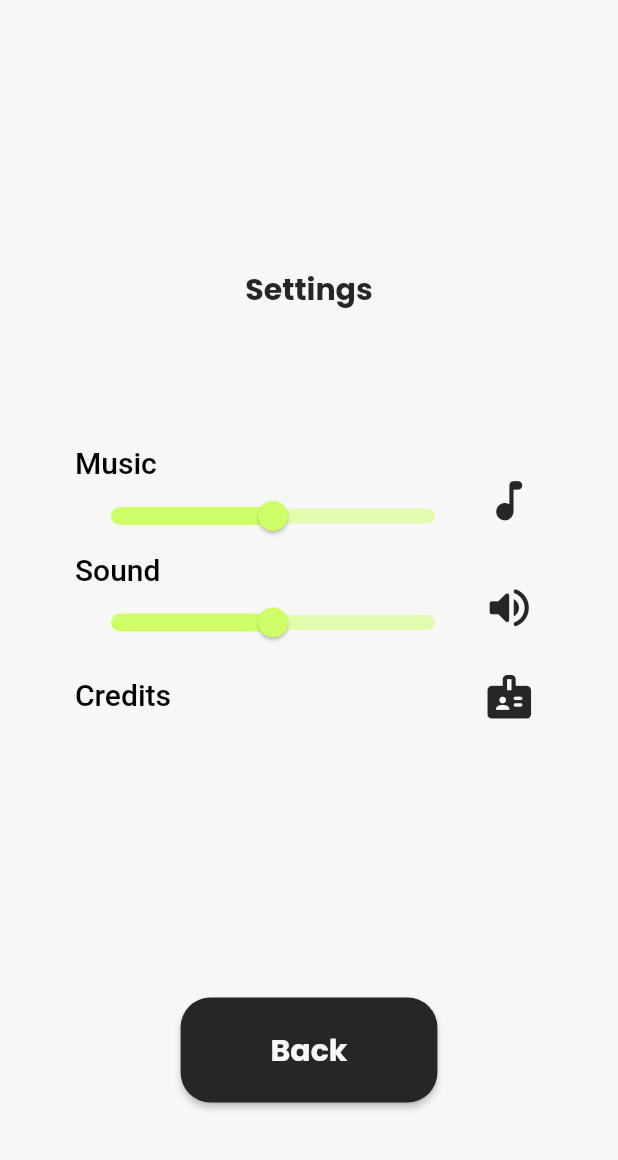
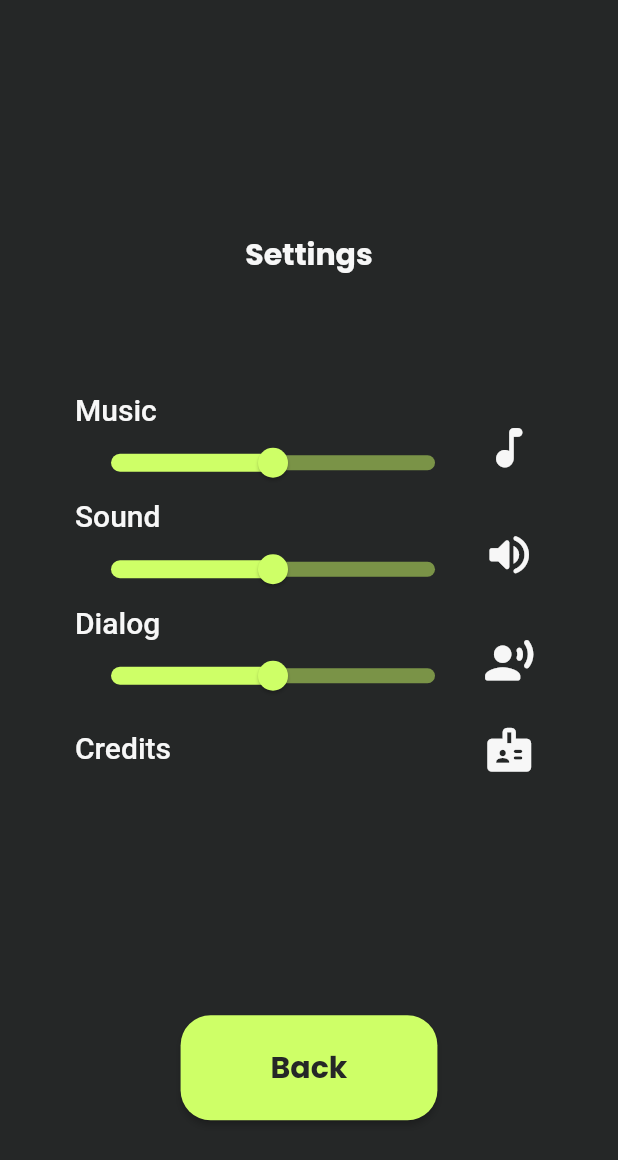
Before and after one commit to RaulSangosto/flip_it, a Flutter app: the OptionsPage screen opened by its route, on a phone screen of 412 x 824 dp. Shown: the top 1160 px of the screen. Run offline on Flutter 3.47's test engine with Material 2 defaults, Android fonts, the light colour scheme and no system bars; our stand-ins replace animated_text_kit, audioplayers, bloc, flip_card, flutter_bloc, go_router and 1 more; missing offline and left inert: circular_reveal_animation.

Commit message:
Feature: options redesign

```diff
--- a/lib/src/options/pages/option_page.dart
+++ b/lib/src/options/pages/option_page.dart
@@ -11,6 +11,7 @@ class OptionsPage extends StatelessWidget {
   @override
   Widget build(BuildContext context) {
     return Scaffold(
+      backgroundColor: darkColor,
       body: SafeArea(
         child: Padding(
           padding: const EdgeInsets.symmetric(horizontal: 50.0),
@@ -26,7 +27,7 @@ class OptionsPage extends StatelessWidget {
                 children: [
                   Text(
                     "Settings",
-                    style: deckTextStyle.copyWith(color: darkColor),
+                    style: deckTextStyle,
                   ),
                 ],
               ),
@@ -36,6 +37,7 @@ class OptionsPage extends StatelessWidget {
                 flex: 2,
               ),
               ElevatedButton(
+                style: secondaryButton,
                 onPressed: () {
                   GoRouter.of(context).pop();
                 },
@@ -64,6 +66,7 @@ class VolumeControls extends StatelessWidget {
           children: [
             SliderItem(
               text: "Music",
+              textColor: white,
               onChanged: (double value) {
                 BlocProvider.of<SoundBloc>(context).add(SetMusicVolume(value));
               },
@@ -74,6 +77,7 @@ class VolumeControls extends StatelessWidget {
                 },
                 icon: Icon(
                     size: 35,
+                    color: white,
                     state.musicMute()
                         ? Icons.music_off_rounded
                         : Icons.music_note_rounded),
@@ -81,6 +85,7 @@ class VolumeControls extends StatelessWidget {
             ),
             SliderItem(
               text: "Sound",
+              textColor: white,
               onChanged: (double value) {
                 BlocProvider.of<SoundBloc>(context).add(SetSoundVolume(value));
               },
@@ -91,23 +96,47 @@ class VolumeControls extends StatelessWidget {
                 },
                 icon: Icon(
                     size: 35,
+                    color: white,
                     state.soundMute()
                         ? Icons.volume_off_rounded
                         : Icons.volume_up_rounded),
+              ),
+            ),
+            SliderItem(
+              text: "Dialog",
+              textColor: white,
+              onChanged: (double value) {
+                BlocProvider.of<SoundBloc>(context).add(SetHelperVolume(value));
+              },
+              value: state.helperVolume,
+              icon: IconButton(
+                onPressed: () {
+                  BlocProvider.of<SoundBloc>(context).add(ToggleHelperVolume());
+                },
+                icon: Icon(
+                    size: 35,
+                    color: white,
+                    state.helperMute()
+                        ? Icons.voice_over_off_rounded
+                        : Icons.record_voice_over_rounded),
               ),
             ),
             Row(
               mainAxisAlignment: MainAxisAlignment.spaceBetween,
               children: [
                 Expanded(
-                    child: Text(
-                  "Credits",
-                  style: Theme.of(context).textTheme.headline6,
-                )),
+                    child: Text("Credits",
+                        style: Theme.of(context)
+                            .textTheme
+                            .headline6
+                            ?.copyWith(color: white))),
                 IconButton(
-                  onPressed: () {},
+                  onPressed: () {
+                    GoRouter.of(context).pushNamed("credits");
+                  },
                   icon: const Icon(
                     Icons.badge_rounded,
+                    color: white,
                     size: 35,
                   ),
                 )
@@ -127,9 +156,11 @@ class SliderItem extends StatelessWidget {
     required this.onChanged,
     required this.text,
     required this.icon,
+    this.textColor = darkColor,
   }) : super(key: key);
 
   final String text;
+  final Color textColor;
   final Widget icon;
   final double value;
   final ValueChanged<double>? onChanged;
@@ -146,7 +177,10 @@ class SliderItem extends StatelessWidget {
             children: [
               Text(
                 text,
-                style: Theme.of(context).textTheme.headline6,
+                style: Theme.of(context)
+                    .textTheme
+                    .headline6
+                    ?.copyWith(color: textColor),
               ),
               Container(child: Slider(value: value, onChanged: onChanged)),
             ],
```
